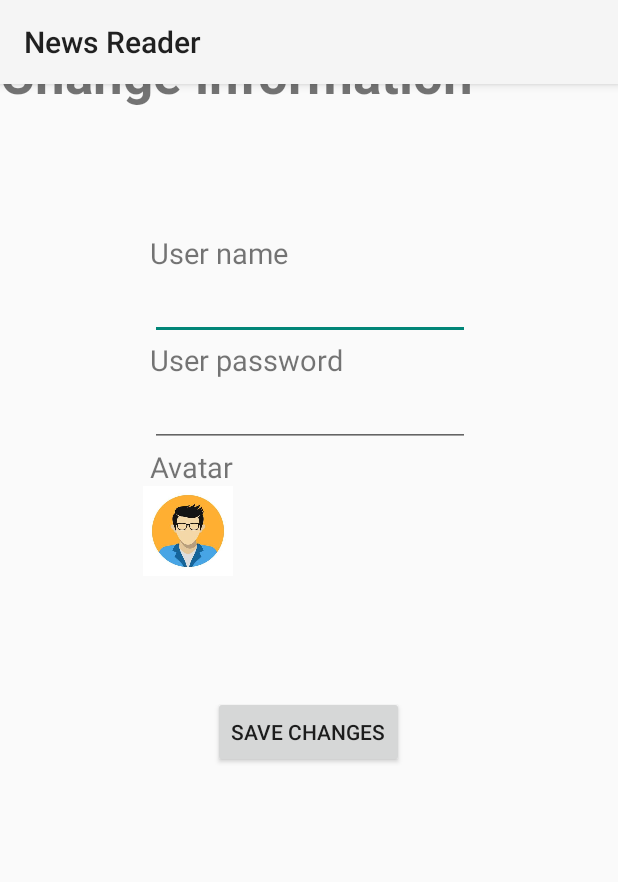
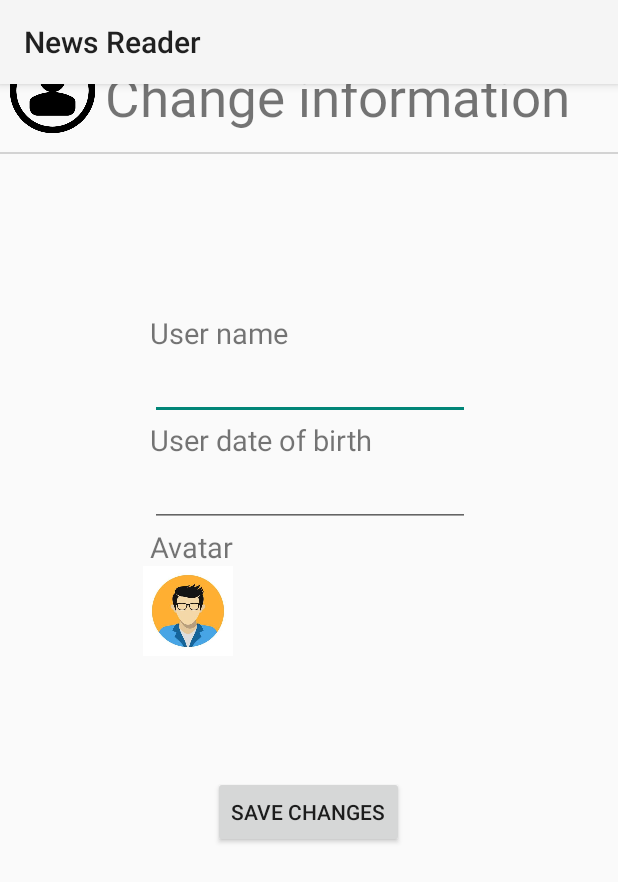
Before and after one commit to NgocNguyen1103/Group15_OnlineNewsReader, an Android app: the Activity_info screen opened directly, with no data from a screen before it, on a phone screen of 412 x 824 dp. Shown: the top 882 px of the screen. Run offline under Robolectric (Android 15) with nearby library versions, the phone set to English and light mode, and no system bars.

Commit message:
change change info setting

```diff
--- a/NewsApp/app/src/main/res/layout/activity_change_info.xml
+++ b/NewsApp/app/src/main/res/layout/activity_change_info.xml
@@ -14,21 +14,41 @@
         tools:ignore="MissingConstraints"
         tools:layout_editor_absoluteX="0dp"
         tools:layout_editor_absoluteY="0dp">
+        <LinearLayout
 
-        <TextView
             android:layout_width="wrap_content"
-            android:layout_height="70dp"
-            android:layout_marginTop="25dp"
-            android:text="Change information"
-            android:textSize="35dp"
-            android:textStyle="bold"></TextView>
+            android:layout_height="wrap_content"
+            android:orientation="horizontal"
+            android:layout_marginTop="25dp">
+            <ImageView
+                android:layout_width="70dp"
+                android:layout_height="70dp"
+                android:background="@drawable/change">
 
+            </ImageView>
+
+            <TextView
+                android:layout_width="match_parent"
+                android:layout_marginTop="15dp"
+                android:layout_height="wrap_content"
+                android:text="Change information"
+                android:textSize="35dp">
+            </TextView>
+
+        </LinearLayout>
+        <View
+            android:layout_width="match_parent"
+            android:layout_height="1dp"
+            android:layout_marginTop="6dp"
+            android:layout_marginBottom="16dp"
+            android:background="#d3d3d3" >
+        </View>
 
         <TextView
             android:layout_width="wrap_content"
             android:layout_height="wrap_content"
             android:layout_marginLeft="100dp"
-            android:layout_marginTop="60dp"
+            android:layout_marginTop="90dp"
             android:text="User name"
             android:textSize="19dp"
             tools:ignore="MissingConstraints">
@@ -48,7 +68,7 @@
             android:layout_width="wrap_content"
             android:layout_height="wrap_content"
             android:layout_marginLeft="100dp"
-            android:text="User password"
+            android:text="User date of birth"
             android:textSize="19dp"
             tools:ignore="MissingConstraints">
 
```
Also changed, not shown: NewsApp/app/src/main/res/drawable/change.png (added).
